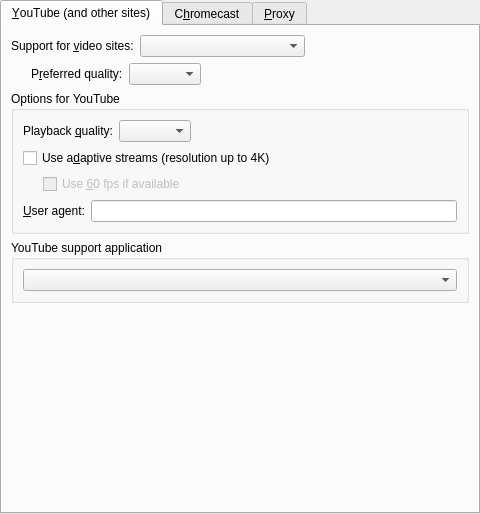
Old version of the form src/prefnetwork.ui in the repository smplayer-dev/smplayer.
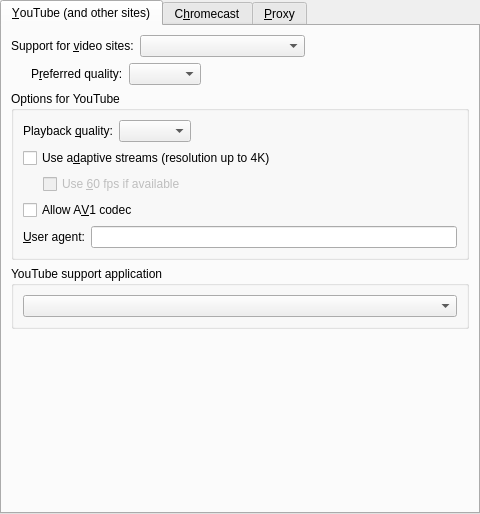
New version of the form.

Commit message: Disable yt binary box when not needed

```diff
--- a/src/prefnetwork.ui
+++ b/src/prefnetwork.ui
@@ -194,6 +194,13 @@
             </layout>
            </widget>
           </item>
+          <item>
+           <widget class="QCheckBox" name="av1_check">
+            <property name="text">
+             <string>Allow A&amp;V1 codec</string>
+            </property>
+           </widget>
+          </item>
           <item>
            <layout class="QHBoxLayout" name="horizontalLayout">
             <item>
```
Left out of the diff: 3 changed lines with no effect on the pictures. The commit also changes 1 other file.
